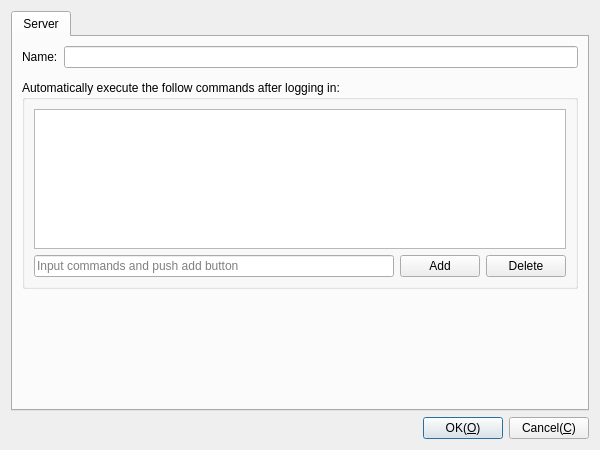
This is Plugins/SSH/DlgSettingsSSH.ui in KangLin/RabbitRemoteControl as Qt 5 draws it before an edit. The edited form follows.
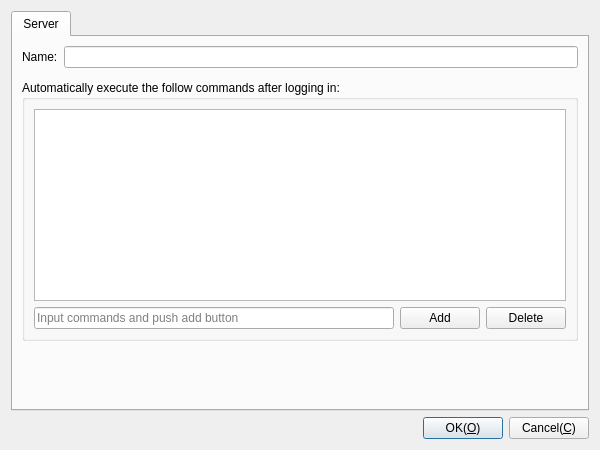
This is the edited form. Custom widgets are drawn as their Qt base class.

What changed in the file:
```diff
--- a/Plugins/SSH/DlgSettingsSSH.ui
+++ b/Plugins/SSH/DlgSettingsSSH.ui
@@ -121,7 +121,7 @@
          <property name="sizeHint" stdset="0">
           <size>
            <width>20</width>
-           <height>163</height>
+           <height>0</height>
           </size>
          </property>
         </spacer>
```
